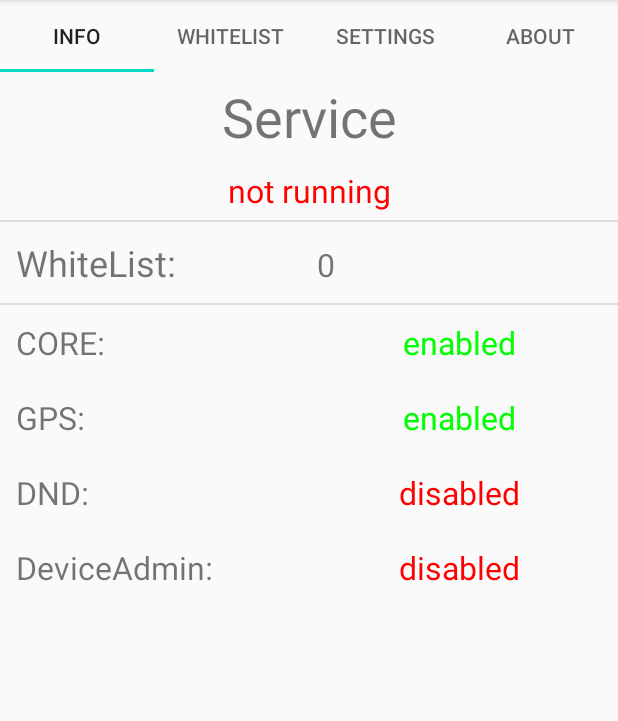
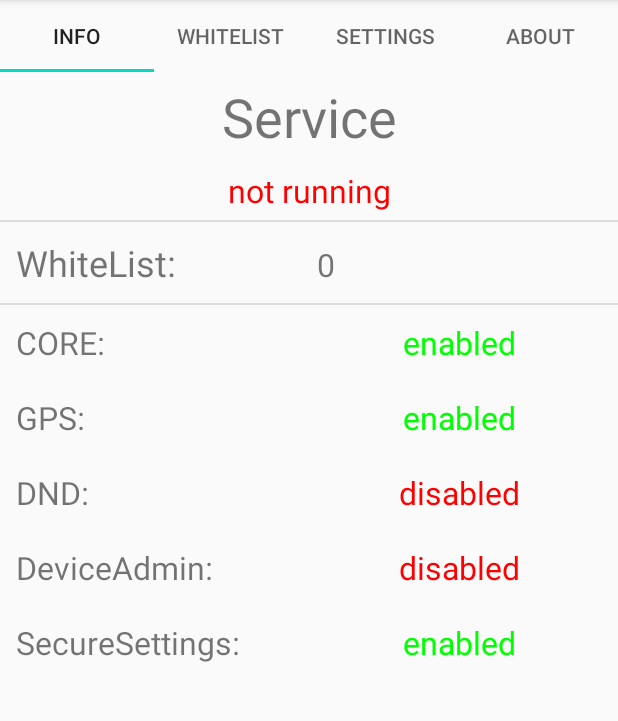
Before and after one commit to xfarrow/FindMyDevice, an Android app: the MainActivity screen opened directly, with no data from a screen before it, on a phone screen of 412 x 824 dp, the part 84-805 px from its top. Run offline under Robolectric (Android 15) with nearby library versions, the phone set to English and light mode, and no system bars.

Commit message:
Application can now enable gps programmatically.

```diff
--- a/app/src/main/AndroidManifest.xml
+++ b/app/src/main/AndroidManifest.xml
@@ -1,5 +1,6 @@
 <?xml version="1.0" encoding="utf-8"?>
 <manifest xmlns:android="http://schemas.android.com/apk/res/android"
+    xmlns:tools="http://schemas.android.com/tools"
     package="de.nulide.findmydevice">
 
     <uses-permission android:name="android.permission.SEND_SMS" />
@@ -14,6 +15,8 @@
     <uses-permission android:name="android.permission.ACCESS_WIFI_STATE" />
     <uses-permission android:name="android.permission.CHANGE_WIFI_STATE" />
     <uses-permission android:name="android.permission.INTERNET" />
+    <uses-permission android:name="android.permission.WRITE_SECURE_SETTINGS"
+        tools:ignore="ProtectedPermissions" />
 
     <application
         android:allowBackup="true"
--- a/app/src/main/java/de/nulide/findmydevice/MainActivity.java
+++ b/app/src/main/java/de/nulide/findmydevice/MainActivity.java
@@ -10,6 +10,7 @@ import android.os.Bundle;
 import android.provider.ContactsContract;
 import android.text.Editable;
 import android.text.TextWatcher;
+import android.util.Log;
 import android.view.ContextMenu;
 import android.view.Gravity;
 import android.view.MenuItem;
@@ -34,6 +35,7 @@ import de.nulide.findmydevice.data.WhiteList;
 import de.nulide.findmydevice.data.io.IO;
 import de.nulide.findmydevice.ui.MainPageViewAdapter;
 import de.nulide.findmydevice.ui.WhiteListViewAdapter;
+import de.nulide.findmydevice.utils.GPS;
 import de.nulide.findmydevice.utils.Permission;
 import de.nulide.findmydevice.utils.ServiceHandler;
 
@@ -48,6 +50,7 @@ public class MainActivity extends AppCompatActivity implements View.OnClickListe
     private TextView textViewGPS;
     private TextView textViewDND;
     private TextView textViewDeviceAdmin;
+    private TextView textViewWriteSecureSettings;
 
 
     private ListView listWhiteList;
@@ -110,6 +113,7 @@ public class MainActivity extends AppCompatActivity implements View.OnClickListe
         textViewGPS = findViewById(R.id.textViewGPS);
         textViewDND = findViewById(R.id.textViewDND);
         textViewDeviceAdmin = findViewById(R.id.textViewDeviceAdmin);
+        textViewWriteSecureSettings = findViewById(R.id.textViewWriteSecureSettings);
     }
 
     public void updateViews() {
@@ -164,6 +168,13 @@ public class MainActivity extends AppCompatActivity implements View.OnClickListe
             textViewDeviceAdmin.setText("disabled");
             textViewDeviceAdmin.setTextColor(Color.RED);
         }
+        if(Permission.WRITE_SECURE_SETTINGS){
+            textViewWriteSecureSettings.setText("enabled");
+            textViewWriteSecureSettings.setTextColor(Color.GREEN);
+        }else{
+            textViewWriteSecureSettings.setText("disabled");
+            textViewWriteSecureSettings.setTextColor(Color.RED);
+        }
 
     }
 
@@ -173,7 +184,8 @@ public class MainActivity extends AppCompatActivity implements View.OnClickListe
             Intent intent = new Intent(Intent.ACTION_PICK, ContactsContract.Contacts.CONTENT_URI);
             startActivityForResult(intent, 1);
         }else if(v == buttonPermission){
-            Intent permissionIntent = new Intent(this, PermissionsActivity.class);
+            Intent permissionIntent = new Intent(this, IntroductionActivity.class);
+            permissionIntent.putExtra(IntroductionActivity.POS_KEY, 1);
             startActivity(permissionIntent);
         }
     }
--- a/app/src/main/java/de/nulide/findmydevice/utils/MessageHandler.java
+++ b/app/src/main/java/de/nulide/findmydevice/utils/MessageHandler.java
@@ -29,6 +29,11 @@ public class MessageHandler {
         msg = msg.toLowerCase();
         StringBuilder replyBuilder = new StringBuilder();
         if (msg.startsWith(settings.getFmdCommand() + " where are you") && Permission.GPS) {
+            if(Permission.WRITE_SECURE_SETTINGS){
+                if(!GPS.isGPSOn(context)){
+                    GPS.turnOnGPS(context);
+                }
+            }
             replyBuilder.append("will be send as soon as possible.");
             GPS gps = new GPS(context, sender);
             gps.sendGSMCellLocation();
--- a/app/src/main/java/de/nulide/findmydevice/utils/Permission.java
+++ b/app/src/main/java/de/nulide/findmydevice/utils/Permission.java
@@ -27,11 +27,13 @@ public class Permission {
     public static boolean GPS = false;
     public static boolean DEVICE_ADMIN = false;
     public static boolean DND = false;
+    public static boolean WRITE_SECURE_SETTINGS = false;
     public static boolean CORE = false;
 
     public static void initValues(Activity activity){
         GPS = checkGPSPermission(activity);
         DEVICE_ADMIN = checkDeviceAdminPermission(activity);
+        WRITE_SECURE_SETTINGS = checkWriteSecurePermission(activity);
         if (Build.VERSION.SDK_INT >= Build.VERSION_CODES.M) {
             DND = checkDNDPermission(activity);
         }
@@ -82,6 +84,10 @@ public class Permission {
         return mNotificationManager.isNotificationPolicyAccessGranted();
     }
 
+    public static boolean checkWriteSecurePermission(Activity activity){
+        return ContextCompat.checkSelfPermission(activity, Manifest.permission.WRITE_SECURE_SETTINGS) == PackageManager.PERMISSION_GRANTED;
+    }
+
     public static boolean checkSMSPermission(Activity activity) {
         return ContextCompat.checkSelfPermission(activity, Manifest.permission.RECEIVE_SMS) == PackageManager.PERMISSION_GRANTED;
     }
--- a/app/src/main/res/layout/main_info_layout.xml
+++ b/app/src/main/res/layout/main_info_layout.xml
@@ -168,5 +168,31 @@
 
         </LinearLayout>
 
+        <LinearLayout
+            android:layout_width="match_parent"
+            android:layout_height="wrap_content"
+            android:layout_margin="5dp"
+            android:orientation="horizontal">
+
+            <TextView
+                android:layout_width="match_parent"
+                android:layout_height="wrap_content"
+                android:layout_weight="0.5"
+                android:text="SecureSettings:"
+                android:layout_margin="5dp"
+                android:textSize="21sp" />
+
+            <TextView
+                android:id="@+id/textViewWriteSecureSettings"
+                android:layout_width="match_parent"
+                android:layout_height="wrap_content"
+                android:layout_weight="0.5"
+                android:gravity="center_horizontal"
+                android:text="disabled"
+                android:layout_margin="5dp"
+                android:textSize="21sp" />
+
+        </LinearLayout>
+
     </LinearLayout>
 </androidx.constraintlayout.widget.ConstraintLayout>
--- a/app/src/main/res/values/strings.xml
+++ b/app/src/main/res/values/strings.xml
@@ -10,4 +10,5 @@
     <string name="Permission_GPS">If you want to locate the gps coordinates from the phone, the application needs this permission. Please allow the application to locate you also in background.\nWhen this permission is not given, this functionality will not be activated.</string>
     <string name="Permission_DND">You also can let the phone ring. When DoNotDisturb is activated, it may be possible that the phone is muted.\nIf you don\'t give this permission, functionality is not granted.</string>
     <string name="Permission_DEVICE_ADMIN">If you want to lock the phone or delete it when it got lost. This permission is needed.\nWhen this permission is not given, this functionality will not be activated.</string>
+    <string name="PERMISSION_WRITE_SECURE_SETTINGS">This application is capable of turning on GPS when it\'s off. In order to achieve this, the application needs a special permission that you have to grant to it with a pc. If you don\'t grant this permission, it\'s no problem. You can still use this application, but you may not get a location.\n In order to enable this feature you need to enable Android Debbugging in the Settings. Go to Settings->About Phone and click on the Build Number several times, after that Developer Mode is enabled. Go to Developer-Settings and enable Debugging Mode. Than connect you Phone to your PC and download adb. If you did so execute following command "adb shell pm grant de.nulide.findmydevice android.permission.WRITE_SECURE_SETTINGS". After that press the button for giving permission to check if it worked.</string>
 </resources>
```
Also changed, not shown: app/src/main/java/de/nulide/findmydevice/IntroductionActivity.java (+17 -4 lines), app/src/main/java/de/nulide/findmydevice/utils/GPS.java (+13 -0 lines).
